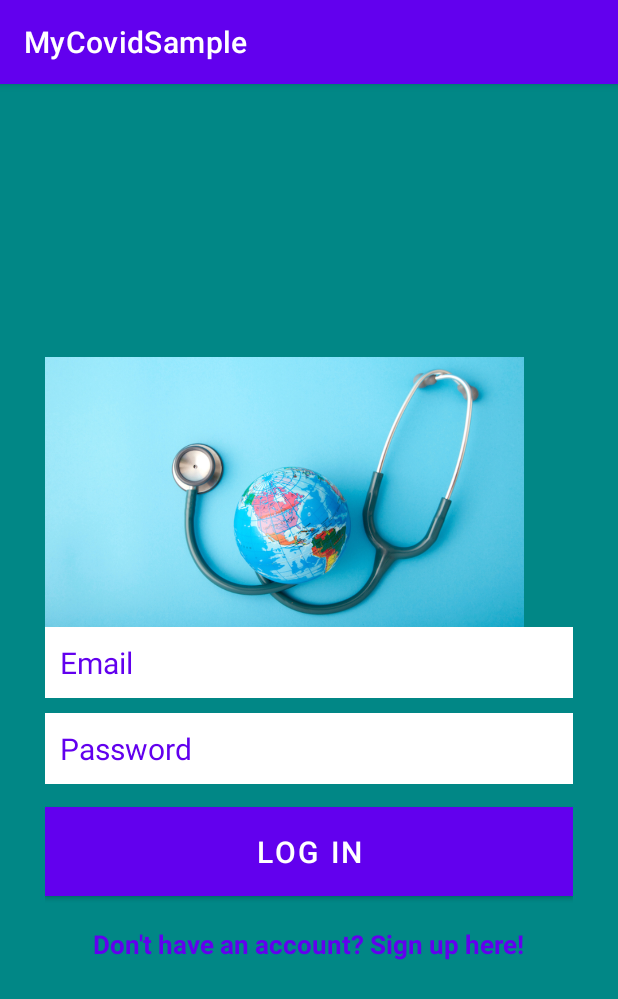
After one commit to EveNyarango/Constat5, an Android app: the LoginActivity screen opened directly, with no data from a screen before it, on a phone screen of 412 x 824 dp. The commit adds this screen. Shown: the top 999 px of the screen. Run offline under Robolectric (Android 15) with nearby library versions, the phone set to English and light mode, and no system bars; our stand-ins replace ButterKnife, Firebase (no records; nobody signed in at launch, a user with empty details on screens opened directly); 1 statement that could not run was skipped.

Commit message:
Create LoginActivity and ui

```diff
--- a/app/src/main/AndroidManifest.xml
+++ b/app/src/main/AndroidManifest.xml
@@ -11,7 +11,8 @@
         android:roundIcon="@mipmap/ic_launcher_round"
         android:supportsRtl="true"
         android:theme="@style/Theme.MyCovidSample">
-        <activity android:name=".ui.CreateAccountActivity"></activity>
+        <activity android:name=".ui.LoginActivity"></activity>
+        <activity android:name=".ui.CreateAccountActivity" />
         <activity android:name=".ui.MainActivity">
             <intent-filter>
                 <action android:name="android.intent.action.MAIN" />
--- a/app/src/main/java/com/example/mycovidsample/ui/CreateAccountActivity.java
+++ b/app/src/main/java/com/example/mycovidsample/ui/CreateAccountActivity.java
@@ -60,10 +60,10 @@ public class CreateAccountActivity extends AppCompatActivity implements View.OnC
     @Override
     public void onClick(View view){
         if(view == mLoginTextView){
-//            Intent intent = new Intent(CreateAccountActivity.this, LoginActivity.class);
-//            intent.setFlags(intent.FLAG_ACTIVITY_NEW_TASK | intent.FLAG_ACTIVITY_CLEAR_TASK);
-//            startActivity(intent);
-//            finish();
+            Intent intent = new Intent(CreateAccountActivity.this, LoginActivity.class);
+            intent.setFlags(intent.FLAG_ACTIVITY_NEW_TASK | intent.FLAG_ACTIVITY_CLEAR_TASK);
+            startActivity(intent);
+            finish();
         } if (view == mCreateUserButton){
             createNewUser();
         }
--- /dev/null
+++ b/app/src/main/java/com/example/mycovidsample/ui/LoginActivity.java
@@ -0,0 +1,111 @@
+package com.example.mycovidsample.ui;
+
+import androidx.annotation.NonNull;
+import androidx.appcompat.app.AppCompatActivity;
+
+import android.app.ProgressDialog;
+import android.content.Intent;
+import android.os.Bundle;
+import android.util.Log;
+import android.view.View;
+import android.widget.Button;
+import android.widget.EditText;
+import android.widget.TextView;
+import android.widget.Toast;
+
+import com.example.mycovidsample.R;
+import com.google.android.gms.tasks.OnCompleteListener;
+import com.google.android.gms.tasks.Task;
+import com.google.firebase.auth.AuthResult;
+import com.google.firebase.auth.FirebaseAuth;
+import com.google.firebase.auth.FirebaseUser;
+
+import butterknife.BindView;
+import butterknife.ButterKnife;
+
+public class LoginActivity extends AppCompatActivity implements View.OnClickListener{
+    public static final String TAG = LoginActivity.class.getSimpleName();
+    @BindView(R.id.passwordLoginButton)
+    Button mPasswordLoginButton;
+    @BindView(R.id.emailEditText)
+    EditText mEmailEditText;
+    @BindView(R.id.passwordEditText) EditText mPasswordEditText;
+    @BindView(R.id.registerTextView)
+    TextView mRegisterTextView;
+    private FirebaseAuth mAuth;
+    private FirebaseAuth.AuthStateListener mAuthListener;
+    private ProgressDialog mAuthProgressDialog;
+    @Override
+    protected void onCreate(Bundle savedInstanceState) {
+        super.onCreate(savedInstanceState);
+        setContentView(R.layout.activity_login);
+        ButterKnife.bind(this);
+        mRegisterTextView.setOnClickListener(this);
+        mPasswordLoginButton.setOnClickListener(this);
+        mAuth = FirebaseAuth.getInstance();
+        mAuthListener = new FirebaseAuth.AuthStateListener(){
+            @Override
+            public void onAuthStateChanged(@NonNull FirebaseAuth firebaseAuth){
+                FirebaseUser user = firebaseAuth.getCurrentUser();
+                if(user != null){
+                    Intent intent = new Intent(LoginActivity.this, MainActivity.class);
+                    intent.setFlags(Intent.FLAG_ACTIVITY_NEW_TASK | Intent.FLAG_ACTIVITY_CLEAR_TASK);
+                    startActivity(intent);
+                    finish();
+                }
+            }
+        };
+        createAuthProgressDialog();
+    }
+    private void createAuthProgressDialog(){
+        mAuthProgressDialog = new ProgressDialog(this);
+        mAuthProgressDialog.setTitle("Loading...");
+        mAuthProgressDialog.setMessage("Authenticating with Firebase...");
+        mAuthProgressDialog.setCancelable(false);
+    }
+    @Override
+    public void onClick(View view){
+        if(view == mRegisterTextView){
+            Intent intent = new Intent(LoginActivity.this, CreateAccountActivity.class);
+            startActivity(intent);
+            finish();
+        }
+        if (view == mPasswordLoginButton){
+            loginWithPassword();
+        }
+    }
+    private void loginWithPassword(){
+        String email = mEmailEditText.getText().toString().trim();
+        String password = mPasswordEditText.getText().toString().trim();
+        if(email.equals("")){
+            mEmailEditText.setError("Please Enter Your Email");
+            return;
+        }
+        if(password.equals("")){
+            mPasswordEditText.setError("Password cannot be blank");
+            return;
+        }
+        mAuthProgressDialog.show();
+        mAuth.signInWithEmailAndPassword(email, password).addOnCompleteListener(this, new OnCompleteListener<AuthResult>() {
+            @Override
+            public void onComplete(@NonNull Task<AuthResult> task) {
+                mAuthProgressDialog.dismiss();
+                Log.d(TAG, "signInWithEmail:onComplete:" + task.isSuccessful());
+                if(!task.isSuccessful()){
+                    Log.w(TAG, "signInWithEmail", task.getException());
+                    Toast.makeText(LoginActivity.this, "Authentication failed.", Toast.LENGTH_LONG).show();
+                }
+            }
+        });
+    }
+    @Override
+    public void onStart(){
+        super.onStart();
+        mAuth.addAuthStateListener(mAuthListener);
+    }
+    @Override
+    public void onStop() {
+        super.onStop();
+        mAuth.removeAuthStateListener(mAuthListener);
+    }
+}
--- /dev/null
+++ b/app/src/main/res/layout/activity_login.xml
@@ -0,0 +1,83 @@
+<?xml version="1.0" encoding="utf-8"?>
+<RelativeLayout xmlns:android="http://schemas.android.com/apk/res/android"
+    xmlns:app="http://schemas.android.com/apk/res-auto"
+    xmlns:tools="http://schemas.android.com/tools"
+    android:layout_width="match_parent"
+    android:layout_height="match_parent"
+    tools:context=".ui.LoginActivity"
+    android:background="@color/teal_700">
+
+    <LinearLayout
+        android:orientation="vertical"
+        android:layout_width="match_parent"
+        android:layout_height="wrap_content"
+        android:padding="30dp"
+        android:layout_centerVertical="true"
+        android:layout_centerHorizontal="true"
+        android:id="@+id/linearLayout">
+
+        <ImageView
+            android:id="@+id/imageView"
+            android:layout_width="match_parent"
+            android:layout_height="180dp"
+            android:scaleType="fitStart"
+            android:src="@drawable/covid1" />
+
+        <EditText
+            android:id="@+id/emailEditText"
+            android:layout_width="match_parent"
+            android:layout_height="wrap_content"
+            android:background="@android:color/white"
+            android:hint="Email"
+            android:inputType="textEmailAddress"
+            android:nextFocusDown="@+id/passwordEditText"
+            android:padding="10dp"
+            android:layout_marginBottom="10dp"
+            android:textColor="@android:color/black"
+            android:textColorHint="@color/purple_500"
+            android:textSize="20sp" />
+        <EditText
+            android:id="@+id/passwordEditText"
+            android:layout_width="match_parent"
+            android:layout_height="wrap_content"
+            android:background="@android:color/white"
+            android:hint="Password"
+            android:inputType="textPassword"
+            android:nextFocusDown="@+id/passwordEditText"
+            android:padding="10dp"
+            android:textColor="@android:color/black"
+            android:textColorHint="@color/purple_500"
+            android:textSize="20sp" />
+        <Button
+            android:id="@+id/passwordLoginButton"
+            android:layout_width="match_parent"
+            android:layout_height="wrap_content"
+            android:layout_marginTop="15dp"
+            android:background="@color/white"
+            android:padding="10dp"
+            android:text="Log in"
+            android:textColor="@color/white"
+            android:textSize="20sp" />
+        <TextView
+            android:layout_width="wrap_content"
+            android:layout_height="wrap_content"
+            android:layout_marginTop="20dp"
+            android:textColor="@color/purple_500"
+            android:textStyle="bold"
+            android:textSize="17sp"
+            android:text="Don't have an account? Sign up here!"
+            android:id="@+id/registerTextView"
+            android:layout_gravity="center_horizontal" />
+    </LinearLayout>
+<!--    <TextView-->
+<!--        android:layout_width="wrap_content"-->
+<!--        android:layout_height="wrap_content"-->
+<!--        android:layout_above="@+id/linearLayout"-->
+<!--        android:layout_centerHorizontal="true"-->
+<!--        android:fontFamily="monospace"-->
+<!--        android:text="Login"-->
+<!--        android:textColor="#EAE7E5"-->
+<!--        android:textSize="15dp"-->
+<!--        android:textStyle="bold" />-->
+
+</RelativeLayout>
```
Also changed, not shown: app/src/main/res/drawable/covid1.jpg (added).
